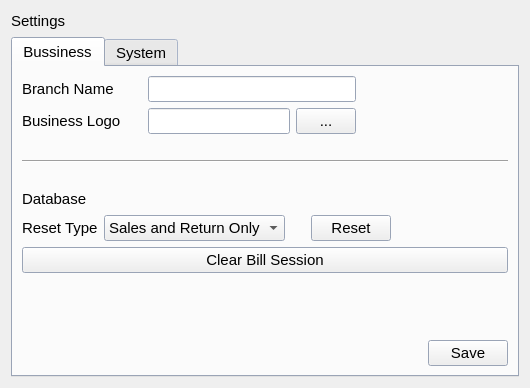
The window that estorecpp/systemsettingswidget.ui (Watti/estorecpp) describes before a commit, drawn with Qt 5.
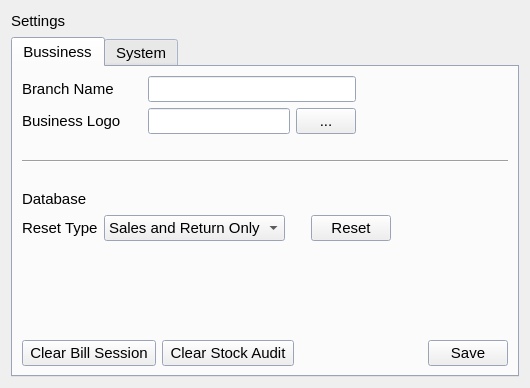
The same window after the commit.

Commit message: Clear Bill Session & Clear Stock Audit Buttons added

The edit to the form file:
```diff
--- a/estorecpp/systemsettingswidget.ui
+++ b/estorecpp/systemsettingswidget.ui
@@ -366,13 +366,6 @@
          </item>
         </layout>
        </item>
-       <item>
-        <widget class="QPushButton" name="clearBillSessionBtn">
-         <property name="text">
-          <string>Clear Bill Session</string>
-         </property>
-        </widget>
-       </item>
        <item>
         <spacer name="verticalSpacer">
          <property name="orientation">
@@ -388,6 +381,20 @@
        </item>
        <item>
         <layout class="QHBoxLayout" name="horizontalLayout_4">
+         <item>
+          <widget class="QPushButton" name="clearBillSessionBtn">
+           <property name="text">
+            <string> Clear Bill Session </string>
+           </property>
+          </widget>
+         </item>
+         <item>
+          <widget class="QPushButton" name="clearStockAuditBtn">
+           <property name="text">
+            <string> Clear Stock Audit </string>
+           </property>
+          </widget>
+         </item>
          <item>
           <spacer name="horizontalSpacer_5">
            <property name="orientation">
```
